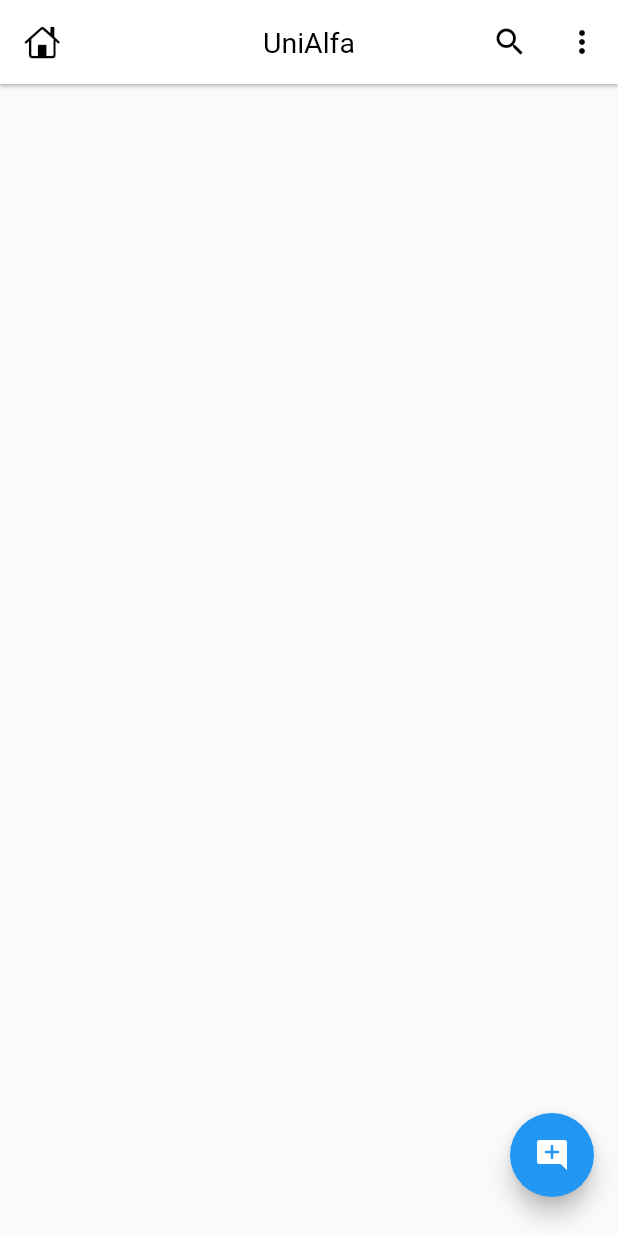
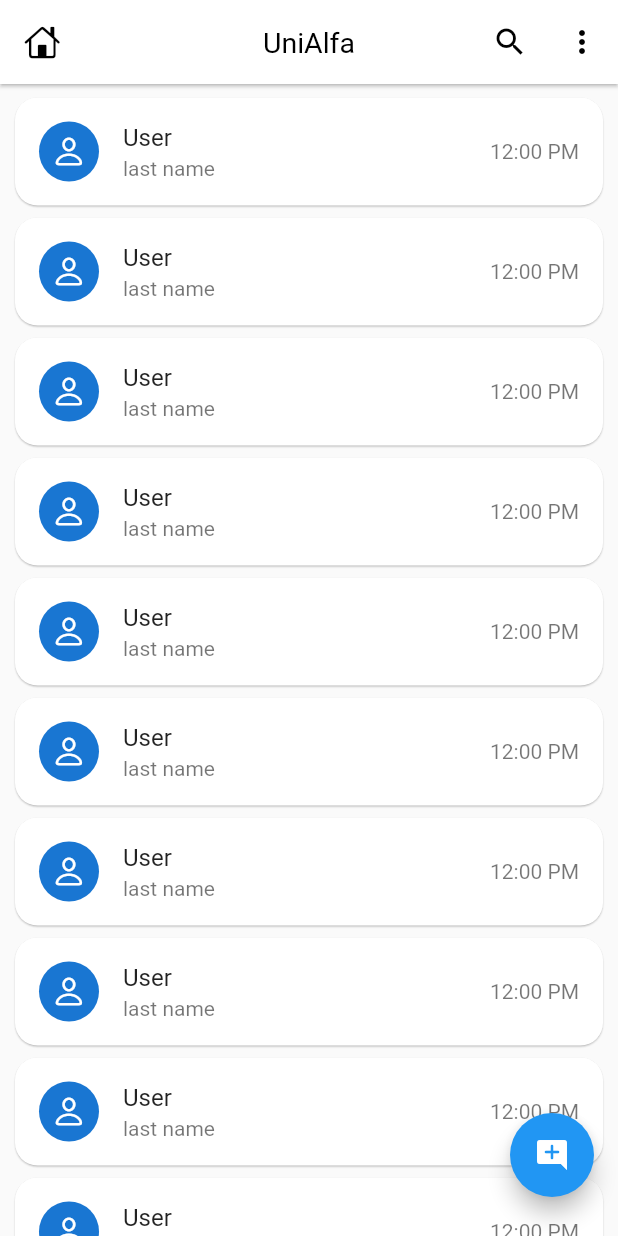
Before and after one commit to hendreoestevao/app-unialfa, a Flutter app: the HomeScreen screen opened directly, on a phone screen of 412 x 824 dp. Run offline on Flutter 3.47's test engine with Material 2 defaults, Android fonts, the phone set to English and light mode, and no system bars; our stand-ins replace firebase_auth, firebase_core, google_sign_in; accounts and stored records are empty.

Commit message:
card elevation user

```diff
--- /dev/null
+++ b/lib/Widgets/chat_user_card.dart
@@ -0,0 +1,36 @@
+import 'package:flutter/cupertino.dart';
+import 'package:flutter/material.dart';
+
+
+
+class ChatUserCard extends StatefulWidget {
+  const ChatUserCard({super.key});
+
+  @override
+  State<ChatUserCard> createState() => _nameState();
+}
+
+class _nameState extends State<ChatUserCard> {
+  @override
+  Widget build(BuildContext context) {
+    return Card(
+      margin: EdgeInsets.symmetric(horizontal: 10, vertical: 4),
+      shape: RoundedRectangleBorder(borderRadius: BorderRadius.circular(15)),
+      //color: Colors.blue.shade100,
+      elevation: 0.5,
+        child: InkWell(
+      onTap: () {},
+      child: const ListTile(
+        leading: CircleAvatar(
+          child: Icon(CupertinoIcons.person),
+        ),
+        title: Text('User'),
+        subtitle: Text(
+          'last name',
+          maxLines: 1,
+        ),
+        trailing: Text('12:00 PM', style: TextStyle(color: Colors.black54),),
+      ),
+    ));
+  }
+}
--- /dev/null
+++ b/lib/api/apis.dart
@@ -0,0 +1,5 @@
+import 'package:firebase_auth/firebase_auth.dart';
+
+class APIs{
+  static FirebaseAuth auth = FirebaseAuth.instance;
+}
--- a/lib/main.dart
+++ b/lib/main.dart
@@ -5,6 +5,7 @@ import 'package:app_unialfa/screens/auth/login_screen.dart';
 import 'package:flutter/services.dart';
 import 'firebase_options.dart'; // Generated file
 
+late Size mq;
 void main() {
   WidgetsFlutterBinding.ensureInitialized();
   SystemChrome.setEnabledSystemUIMode(SystemUiMode.immersiveSticky);
--- a/lib/screens/home_screen.dart
+++ b/lib/screens/home_screen.dart
@@ -1,5 +1,9 @@
+import 'package:app_unialfa/Widgets/chat_user_card.dart';
+import 'package:app_unialfa/api/apis.dart';
+import 'package:firebase_auth/firebase_auth.dart';
 import 'package:flutter/cupertino.dart';
 import 'package:flutter/material.dart';
+import 'package:google_sign_in/google_sign_in.dart';
 
 class HomeScreen extends StatefulWidget {
   const HomeScreen({super.key});
@@ -17,16 +21,27 @@ class _HomeScreenState extends State<HomeScreen> {
         leading: Icon(CupertinoIcons.home),
         title: Text('UniAlfa'),
         actions: [
-          IconButton(onPressed: (){}, icon: Icon(Icons.search)),
-          IconButton(onPressed: (){}, icon: Icon(Icons.more_vert))
+          IconButton(onPressed: () {}, icon: Icon(Icons.search)),
+          IconButton(onPressed: () {}, icon: Icon(Icons.more_vert))
         ],
-
       ),
       floatingActionButton: Padding(
         padding: const EdgeInsets.only(bottom: 10),
-        child: FloatingActionButton(onPressed: (){}, child: Icon(Icons.add_comment_rounded
-        ),),
+        child: FloatingActionButton(
+          onPressed: () async {
+            await APIs.auth.signOut();
+            await GoogleSignIn().signOut();
+          },
+          child: Icon(Icons.add_comment_rounded),
+        ),
       ),
+      body: ListView.builder(
+          itemCount: 16,
+          padding: EdgeInsets.only(top: 5),
+          physics: BouncingScrollPhysics(),
+          itemBuilder: (context, index) {
+            return ChatUserCard();
+          }),
     );
   }
 }
```
Also changed, not shown: lib/helper/dialogs.dart (added, +17 -0 lines), lib/screens/auth/login_screen.dart (+19 -3 lines), lib/screens/auth/splash_screen.dart (+14 -3 lines).
